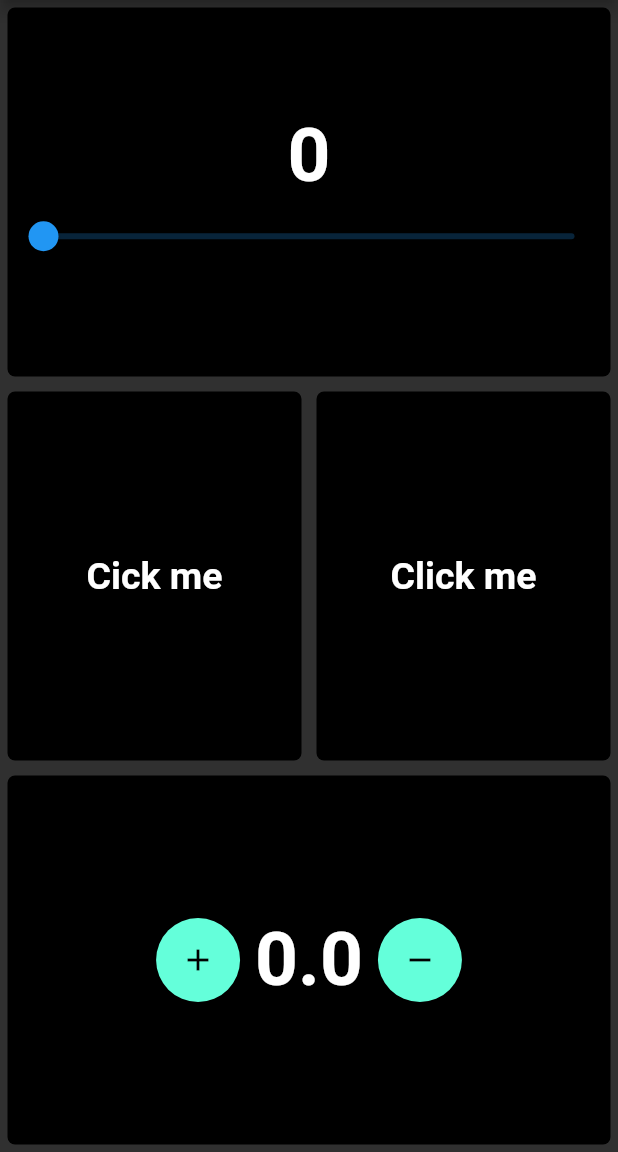
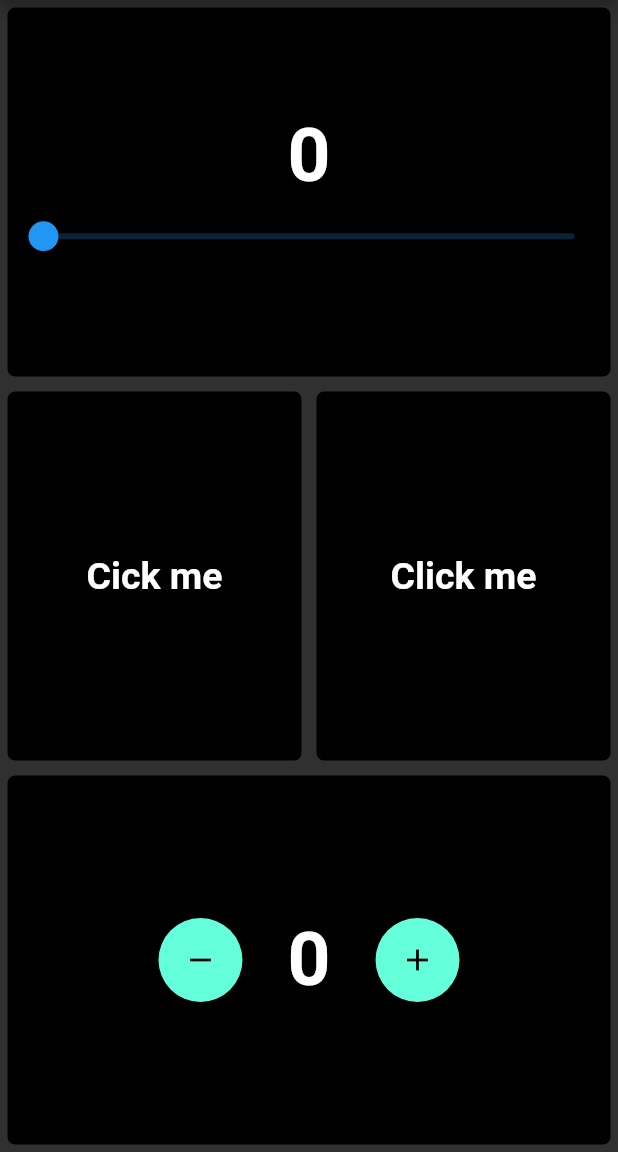
Before and after one commit to nahidulislamshakin/exam, a Flutter app: the screen it shows after launch, on a phone screen of 412 x 824 dp, the part 84-1236 px from its top. Run offline on Flutter 3.47's test engine with Material 2 defaults, Android fonts, the phone set to English and light mode, and no system bars.

Commit message:
floating action button position changed

```diff
--- a/lib/main.dart
+++ b/lib/main.dart
@@ -1,4 +1,4 @@
-import 'package:exam/exam.dart';
+import 'package:exam/main_page.dart';
 import 'package:flutter/material.dart';
 
 void main() {
--- a/lib/exam.dart
+++ b/lib/main_page.dart
@@ -140,31 +140,31 @@ class _ExamState extends State<Exam> {
                 FloatingActionButton(
                   onPressed: () {
                     setState(() {
-                      floatvalue++;
+                      floatvalue--;
                     });
                   },
-                  child: Icon(Icons.add),
+                  child: Icon(Icons.remove),
                 ),
                 SizedBox(
-                  width: 10,
+                  width: 30,
                 ),
                 Text(
-                  '$floatvalue',
+                  '${floatvalue.round()}',
                   style: TextStyle(
                       fontSize: 50,
                       fontWeight: FontWeight.bold,
                       color: Colors.white),
                 ),
                 SizedBox(
-                  width: 10,
+                  width: 30,
                 ),
                 FloatingActionButton(
                   onPressed: () {
                     setState(() {
-                      floatvalue--;
+                      floatvalue++;
                     });
                   },
-                  child: Icon(Icons.remove),
+                  child: Icon(Icons.add),
                 )
               ],
             ),
```
